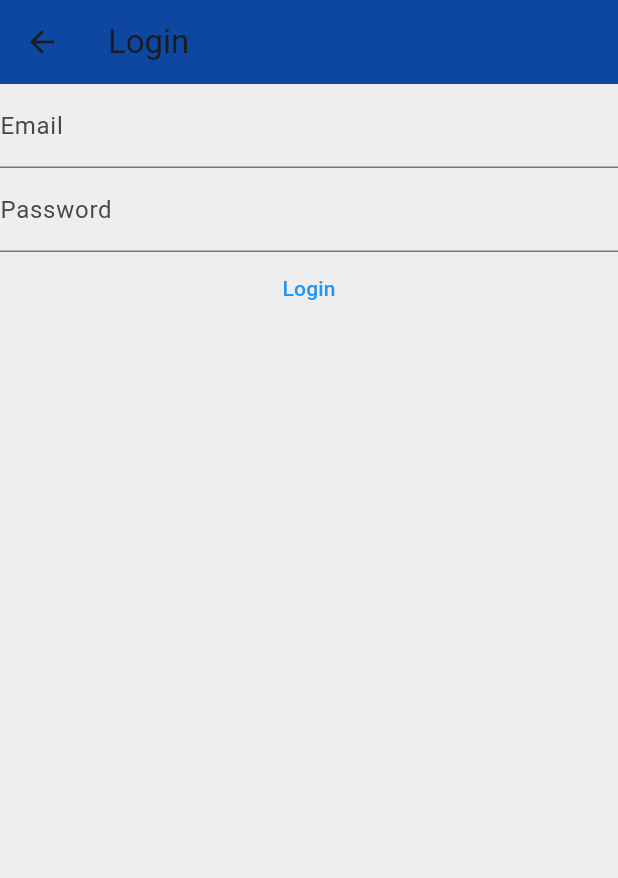
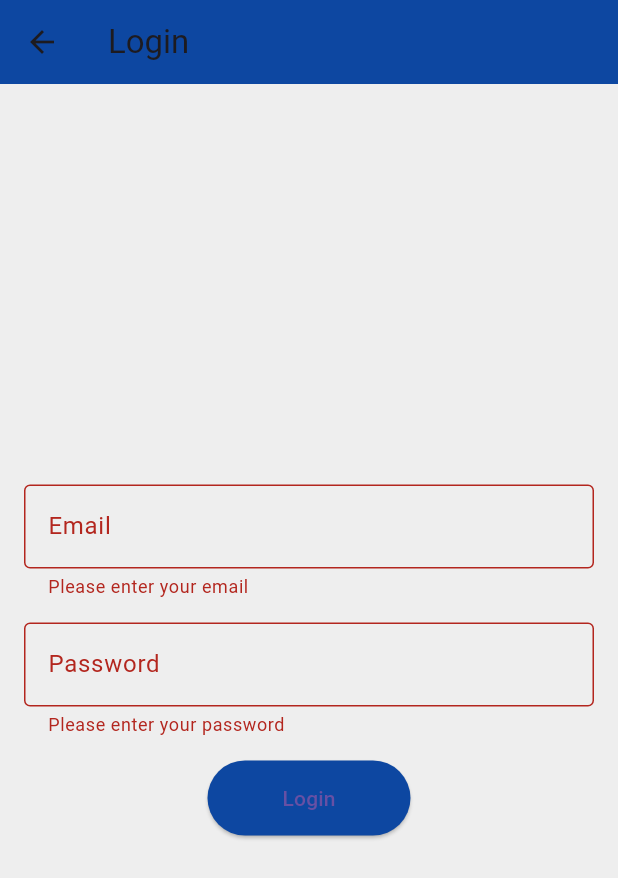
Before and after one commit to druzic/imagecloud-flutter, a Flutter app: the Login screen opened by its route, after a tap on "Login", on a phone screen of 412 x 824 dp. Shown: the top 878 px of the screen. Run offline on Flutter 3.47's test engine with Material 3 defaults, Android fonts, the phone set to English and light mode, and no system bars; our stand-ins replace flutter_secure_storage, image_picker, jwt_decoder, photo_view; accounts and stored records are empty.

Commit message:
login and register changed

```diff
--- a/lib/pages/login.dart
+++ b/lib/pages/login.dart
@@ -11,61 +11,33 @@ class Login extends StatefulWidget {
   State<Login> createState() => _LoginState();
 }
 
-Future<User> loginUser(
-    BuildContext context, String username, String password) async {
-  final map = <String, dynamic>{};
-  map['username'] = username.toString();
-  map['password'] = password.toString();
-
-  final response =
-      await http.post(Uri.parse('http://10.0.2.2:8000/login'), body: map);
-
-  if (response.statusCode == 200) {
-    // If the server did return a 200 OK response,
-    // then parse the JSON.
-    final parsedJson = jsonDecode(response.body);
-    final user = User.fromJson(parsedJson);
-
-    // Save token to secure storage
-    final storage = FlutterSecureStorage();
-    await storage.write(key: 'access_token', value: user.access_token);
-    await storage.write(key: 'token_type', value: user.token_type);
-    final bool isTokenValid = JwtDecoder.isExpired(user.access_token);
-    print('Is token valid: $isTokenValid');
-    Navigator.pushReplacementNamed(context, '/storage');
-    return User.fromJson(jsonDecode(response.body) as Map<String, dynamic>);
-  } else {
-    // If the server did not return a 201 CREATED response,
-    // then throw an exception.
-    throw Exception('Failed to login.');
-  }
-}
-
-class User {
-  final String access_token;
-  final String token_type;
-
-  const User({required this.access_token, required this.token_type});
-
-  factory User.fromJson(Map<String, dynamic> json) {
-    return switch (json) {
-      {
-        'access_token': String access_token,
-        'token_type': String token_type,
-      } =>
-        User(
-          access_token: access_token,
-          token_type: token_type,
-        ),
-      _ => throw const FormatException('Failed to load User.'),
-    };
-  }
-}
-
 class _LoginState extends State<Login> {
   final TextEditingController _controllerEmail = TextEditingController();
   final TextEditingController _controllerPassword = TextEditingController();
-  Future<User>? _futureUser;
+  final GlobalKey<FormState> _formKey = GlobalKey<FormState>();
+  bool _isLoading = false;
+
+  Future<void> _loginUser() async {
+    if (!_formKey.currentState!.validate()) return;
+
+    setState(() {
+      _isLoading = true;
+    });
+
+    try {
+      final user = await loginUser(
+          context, _controllerEmail.text, _controllerPassword.text);
+      Navigator.pushReplacementNamed(context, '/storage');
+    } catch (e) {
+      ScaffoldMessenger.of(context).showSnackBar(
+        SnackBar(content: Text('Failed to login: ${e.toString()}')),
+      );
+    } finally {
+      setState(() {
+        _isLoading = false;
+      });
+    }
+  }
 
   @override
   Widget build(BuildContext context) {
@@ -78,36 +50,107 @@ class _LoginState extends State<Login> {
       ),
       body: SafeArea(
         child: Center(
+          child: SingleChildScrollView(
+            padding: const EdgeInsets.all(16.0),
+            child: Form(
+              key: _formKey,
               child: Column(
+                mainAxisAlignment: MainAxisAlignment.center,
                 children: [
-            TextField(
+                  TextFormField(
                     controller: _controllerEmail,
                     decoration: const InputDecoration(
                       labelText: 'Email',
+                      border: OutlineInputBorder(),
                     ),
+                    keyboardType: TextInputType.emailAddress,
+                    validator: (value) {
+                      if (value == null || value.isEmpty) {
+                        return 'Please enter your email';
+                      }
+                      if (!RegExp(r'^[^@]+@[^@]+\.[^@]+').hasMatch(value)) {
+                        return 'Please enter a valid email address';
+                      }
+                      return null;
+                    },
                   ),
-            TextField(
+                  const SizedBox(height: 16.0),
+                  TextFormField(
                     controller: _controllerPassword,
                     decoration: const InputDecoration(
                       labelText: 'Password',
+                      border: OutlineInputBorder(),
                     ),
                     obscureText: true,
+                    validator: (value) {
+                      if (value == null || value.isEmpty) {
+                        return 'Please enter your password';
+                      }
+                      if (value.length < 6) {
+                        return 'Password must be at least 6 characters';
+                      }
+                      return null;
+                    },
                   ),
-            TextButton(
-                style: ButtonStyle(
-                  foregroundColor:
-                      MaterialStateProperty.all<Color>(Colors.blue),
+                  const SizedBox(height: 16.0),
+                  _isLoading
+                      ? const CircularProgressIndicator()
+                      : ElevatedButton(
+                          onPressed: _loginUser,
+                          style: ElevatedButton.styleFrom(
+                            backgroundColor: Colors.blue[900],
+                            padding: const EdgeInsets.symmetric(
+                                horizontal: 50, vertical: 15),
                           ),
-                onPressed: () {
-                  setState(() {
-                    _futureUser = loginUser(context, _controllerEmail.text,
-                        _controllerPassword.text);
-                  });
-                },
-                child: const Text("Login"))
+                          child: const Text('Login'),
+                        ),
                 ],
-        )),
+              ),
+            ),
+          ),
+        ),
       ),
     );
   }
 }
+
+Future<User> loginUser(
+    BuildContext context, String username, String password) async {
+  final map = <String, dynamic>{
+    'username': username,
+    'password': password,
+  };
+
+  final response =
+      await http.post(Uri.parse('http://10.0.2.2:8000/login'), body: map);
+
+  if (response.statusCode == 200) {
+    final parsedJson = jsonDecode(response.body);
+    final user = User.fromJson(parsedJson);
+
+    final storage = FlutterSecureStorage();
+    await storage.write(key: 'access_token', value: user.access_token);
+    await storage.write(key: 'token_type', value: user.token_type);
+
+    final bool isTokenValid = !JwtDecoder.isExpired(user.access_token);
+    print('Is token valid: $isTokenValid');
+
+    return user;
+  } else {
+    throw Exception('Failed to login.');
+  }
+}
+
+class User {
+  final String access_token;
+  final String token_type;
+
+  const User({required this.access_token, required this.token_type});
+
+  factory User.fromJson(Map<String, dynamic> json) {
+    return User(
+      access_token: json['access_token'],
+      token_type: json['token_type'],
+    );
+  }
+}
```
Also changed, not shown: lib/pages/register.dart (+89 -4 lines), lib/pages/storage.dart (+39 -24 lines). Lines whose indentation alone changed are shown as unchanged.
